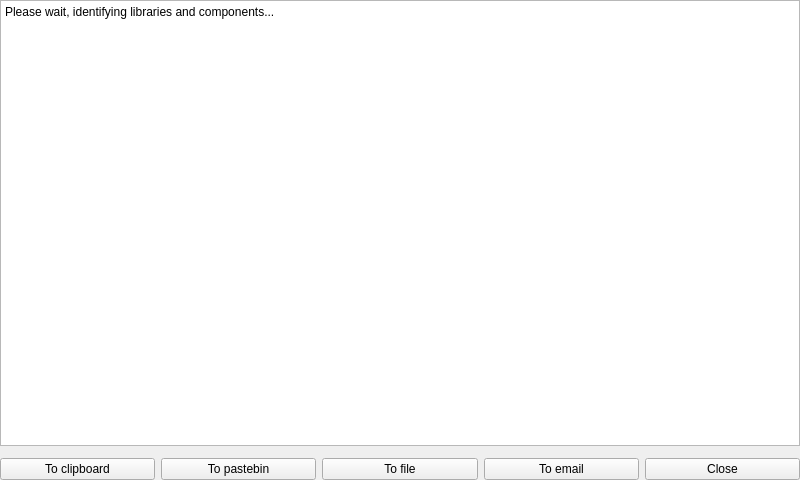
Qt form trunk/qtinfo/mainwindow.ui (achipa/qtinfo) before a commit.
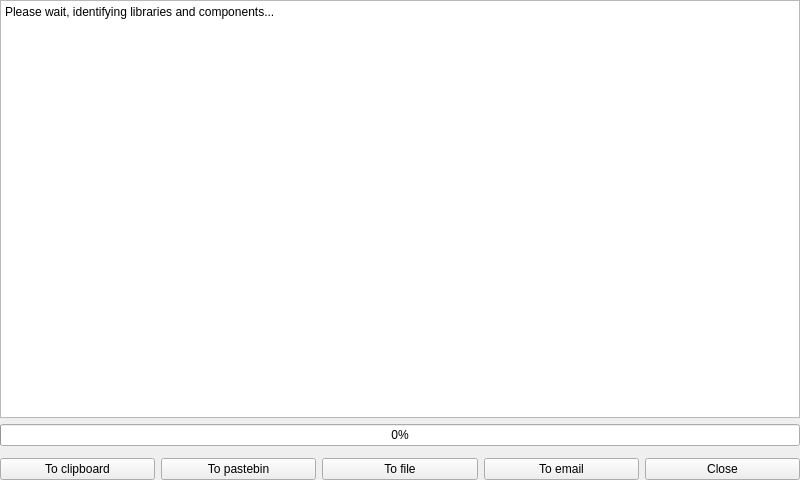
The same form after that commit.

Commit message: progress bar, qml placeholders

```diff
--- a/trunk/qtinfo/mainwindow.ui
+++ b/trunk/qtinfo/mainwindow.ui
@@ -29,6 +29,13 @@
       </property>
      </widget>
     </item>
+    <item>
+     <widget class="QProgressBar" name="progressBar">
+      <property name="value">
+       <number>0</number>
+      </property>
+     </widget>
+    </item>
     <item>
      <widget class="QWidget" name="widget" native="true">
       <property name="enabled">
```
The commit also changes 10 other files.
